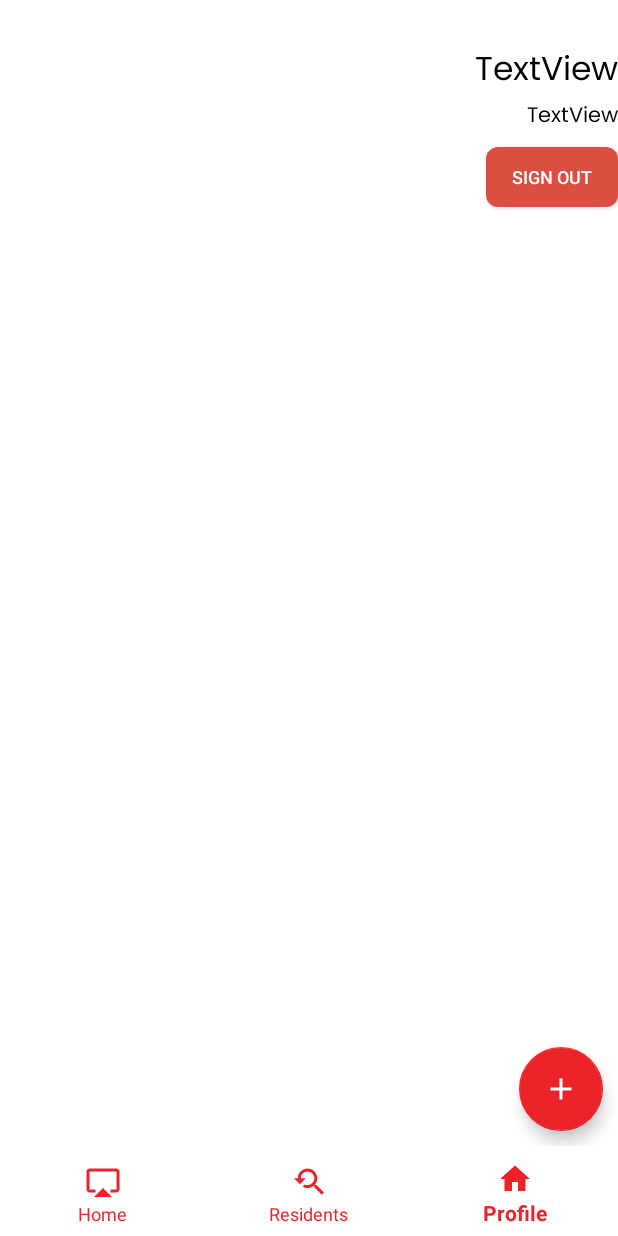
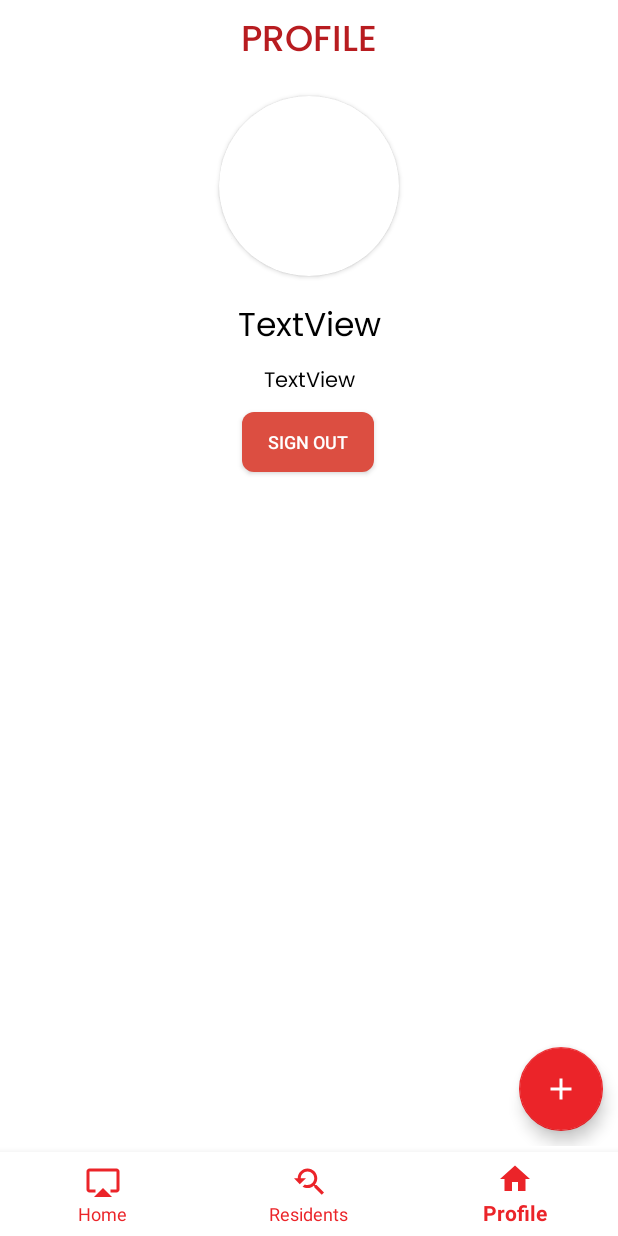
Before and after one commit to NAADATastemaquers/Naada_App, an Android app: the ProfileActivity screen opened directly, with no data from a screen before it, on a phone screen of 412 x 824 dp. Run offline under Robolectric (Android 15) with nearby library versions, the phone set to English and light mode, and no system bars; libraries missing offline, so code that uses them is left out: com.facebook, com.facebook.login; pictures from the network do not load; Roboto replaces fonts that are not available here; 1 statement that could not run was skipped.

Commit message:
edited the profile xml file

```diff
--- a/app/src/main/res/layout/activity_profile.xml
+++ b/app/src/main/res/layout/activity_profile.xml
@@ -17,16 +17,17 @@
         app:layout_constraintStart_toStartOf="parent">
 
 
+
         <com.google.android.material.floatingactionbutton.FloatingActionButton
             android:id="@+id/main_fab"
             android:layout_width="wrap_content"
             android:layout_height="wrap_content"
             android:layout_gravity="bottom|end"
             android:layout_margin="10dp"
+            app:srcCompat="@drawable/icon_add"
             app:backgroundTint="@color/button_text"
             app:fabSize="auto"
-            app:rippleColor="@color/Red"
-            app:srcCompat="@drawable/icon_add" />
+            app:rippleColor="@color/Red" />
 
     </androidx.coordinatorlayout.widget.CoordinatorLayout>
 
@@ -38,14 +39,14 @@
         android:layout_marginRight="22dp"
         android:layout_marginBottom="10dp"
         android:clickable="true"
-        android:focusable="true"
         app:backgroundTint="@color/button_text"
         app:fabSize="mini"
         app:layout_constraintBottom_toTopOf="@+id/container_layout"
         app:layout_constraintEnd_toEndOf="parent"
         app:rippleColor="@color/Red"
         app:srcCompat="@drawable/ic_music_note"
-        tools:ignore="VectorDrawableCompat" />
+        tools:ignore="VectorDrawableCompat"
+        android:focusable="true" />
 
     <com.google.android.material.floatingactionbutton.FloatingActionButton
         android:id="@+id/dark_fab"
@@ -55,7 +56,6 @@
         android:layout_marginRight="22dp"
         android:layout_marginBottom="14dp"
         android:clickable="true"
-        android:focusable="true"
         app:backgroundTint="@color/button_text"
         app:fabSize="mini"
         app:layout_constraintBottom_toTopOf="@+id/music_fab"
@@ -63,6 +63,7 @@
         android:visibility="invisible"
         app:rippleColor="@color/Red"
         app:srcCompat="@drawable/ic_wb_sunny"
+        android:focusable="true"
         tools:ignore="VectorDrawableCompat" />
 
     <TextView
@@ -99,18 +100,10 @@
         app:layout_constraintBottom_toBottomOf="@+id/music_fab"
         app:layout_constraintEnd_toStartOf="@+id/music_fab"
         app:layout_constraintTop_toTopOf="@+id/music_fab" />
-
     <include
         android:id="@+id/include2"
-        layout="@layout/bottom_navbar"
-        android:layout_width="match_parent"
-        android:layout_height="wrap_content"
-        app:layout_constraintBottom_toBottomOf="parent"
-        app:layout_constraintEnd_toEndOf="parent"
-        app:layout_constraintHorizontal_bias="0.0"
-        app:layout_constraintStart_toStartOf="parent"
-        app:layout_constraintTop_toTopOf="parent"
-        app:layout_constraintVertical_bias="1.0"></include>
+        layout="@layout/bottom_navbar">
+    </include>
 
     <Button
         android:id="@+id/signOut"
@@ -123,7 +116,9 @@
         android:textColor="#fff"
         android:textSize="12sp"
         app:layout_constraintEnd_toEndOf="parent"
-        app:layout_constraintTop_toBottomOf="@+id/profile_mail" /><![CDATA[
+        app:layout_constraintHorizontal_bias="0.498"
+        app:layout_constraintStart_toStartOf="parent"
+        app:layout_constraintTop_toBottomOf="@+id/profile_mail" />
 
     <TextView
         android:id="@+id/profileText"
@@ -154,26 +149,6 @@
             android:layout_height="match_parent" />
     </androidx.cardview.widget.CardView>
 
-
-
-    app:layout_constraintTop_toTopOf="@+id/include2" />
-
-
-
-
-
-
-
-
-
-
-
-
-
-
-
-    ]]>
-
     <TextView
         android:id="@+id/profile_name"
         android:layout_width="wrap_content"
@@ -183,36 +158,19 @@
         android:text="TextView"
         android:textColor="@color/mainText"
         android:textSize="22sp"
-        app:layout_constraintBottom_toTopOf="@+id/signOut"
         app:layout_constraintEnd_toEndOf="parent"
-        app:layout_constraintHorizontal_bias="0.094"
-        app:layout_constraintStart_toEndOf="@+id/profile_image"
-        app:layout_constraintTop_toTopOf="parent"
-        app:layout_constraintVertical_bias="0.296" />
+        app:layout_constraintStart_toStartOf="parent"
+        app:layout_constraintTop_toBottomOf="@+id/cordinate" />
 
     <TextView
         android:id="@+id/profile_mail"
         android:layout_width="wrap_content"
         android:layout_height="wrap_content"
+        android:layout_marginTop="6dp"
         android:fontFamily="@font/poppins"
         android:text="TextView"
-        android:textAllCaps="false"
         android:textColor="@color/mainText"
-        android:textIsSelectable="false"
-        app:layout_constraintBottom_toTopOf="@+id/signOut"
         app:layout_constraintEnd_toEndOf="parent"
-        app:layout_constraintHorizontal_bias="0.079"
-        app:layout_constraintStart_toEndOf="@+id/profile_image"
-        app:layout_constraintTop_toBottomOf="@+id/profile_name"
-        app:layout_constraintVertical_bias="0.0" />
-
-    <androidx.recyclerview.widget.RecyclerView
-        android:id="@+id/favSong_list"
-        android:layout_width="match_parent"
-        android:layout_height="wrap_content"
-        app:layout_constraintBottom_toTopOf="@+id/music_fab"
-        app:layout_constraintEnd_toEndOf="parent"
-        app:layout_constraintHorizontal_bias="0.5"
         app:layout_constraintStart_toStartOf="parent"
         app:layout_constraintTop_toBottomOf="@+id/profile_name" />
 
```
